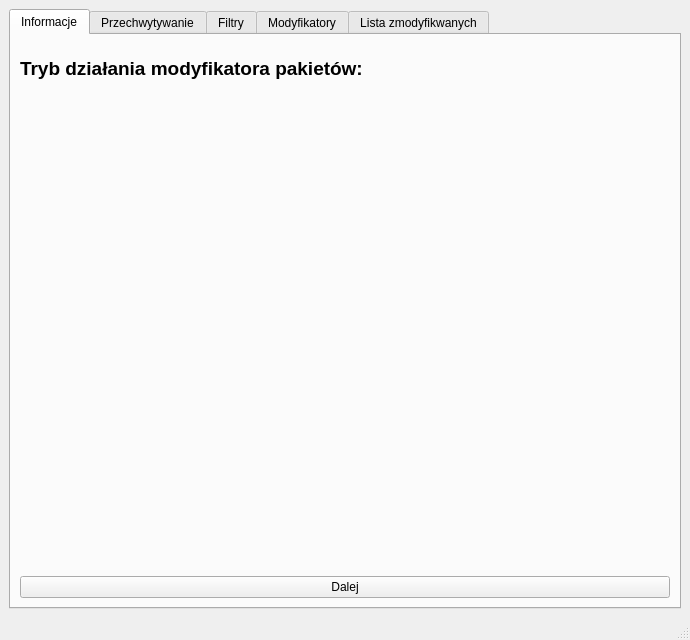
Above: evilpostman/gui/mainwindow.ui from jaroslaw-wieczorek/Modifing_Packets_On-The-Fly_In_SCAPY before the change. Below: the same form after it.
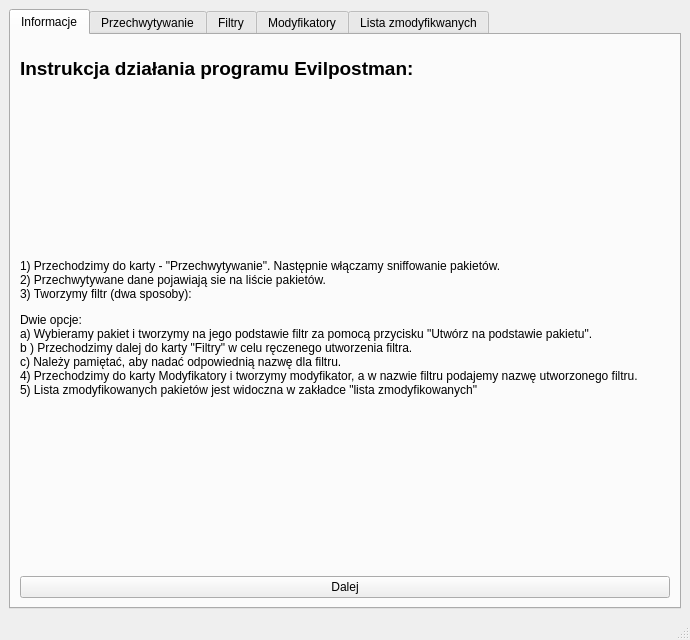
That is the form after the change.

```diff
--- a/evilpostman/gui/mainwindow.ui
+++ b/evilpostman/gui/mainwindow.ui
@@ -70,7 +70,7 @@
            </size>
           </property>
           <property name="text">
-           <string>&lt;html&gt;&lt;head/&gt;&lt;body&gt;&lt;p&gt;&lt;br/&gt;&lt;/p&gt;&lt;/body&gt;&lt;/html&gt;</string>
+           <string>&lt;html&gt;&lt;head/&gt;&lt;body&gt;&lt;p align=&quot;justify&quot;&gt;1) Przechodzimy do karty - &amp;quot;Przechwytywanie&amp;quot;. Następnie włączamy sniffowanie pakietów. &lt;br/&gt;2) Przechwytywane dane pojawiają sie na liście pakietów. &lt;br/&gt;3) Tworzymy filtr (dwa sposoby):&lt;/p&gt;&lt;p align=&quot;justify&quot;&gt;Dwie opcje:&lt;br/&gt;a) Wybieramy pakiet i tworzymy na jego podstawie filtr za pomocą przycisku &amp;quot;Utwórz na podstawie pakietu&amp;quot;.&lt;br/&gt;b ) Przechodzimy dalej do karty &amp;quot;Filtry&amp;quot; w celu ręczenego utworzenia filtra.&lt;br/&gt;c) Należy pamiętać, aby nadać odpowiednią nazwę dla filtru.&lt;br/&gt;4) Przechodzimy do karty Modyfikatory i tworzymy modyfikator, a w nazwie filtru podajemy nazwę utworzonego filtru.&lt;br/&gt;5) Lista zmodyfikowanych pakietów jest widoczna w zakładce &amp;quot;lista zmodyfikowanych&amp;quot;&lt;br/&gt;&lt;/p&gt;&lt;/body&gt;&lt;/html&gt;</string>
           </property>
           <property name="alignment">
            <set>Qt::AlignLeading|Qt::AlignLeft|Qt::AlignVCenter</set>
@@ -96,7 +96,7 @@
            </size>
           </property>
           <property name="text">
-           <string>&lt;html&gt;&lt;head/&gt;&lt;body&gt;&lt;p&gt;&lt;span style=&quot; font-size:14pt; font-weight:600;&quot;&gt;Tryb działania modyfikatora pakietów:&lt;/span&gt;&lt;/p&gt;&lt;/body&gt;&lt;/html&gt;</string>
+           <string>&lt;html&gt;&lt;head/&gt;&lt;body&gt;&lt;p&gt;&lt;span style=&quot; font-size:14pt; font-weight:600;&quot;&gt;Instrukcja działania programu Evilpostman: &lt;/span&gt;&lt;/p&gt;&lt;/body&gt;&lt;/html&gt;</string>
           </property>
          </widget>
         </item>
```
